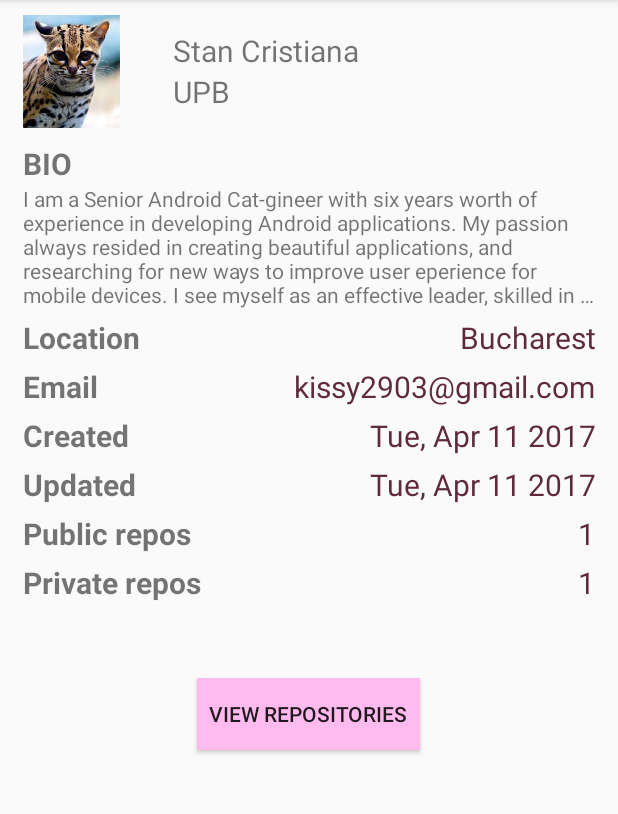
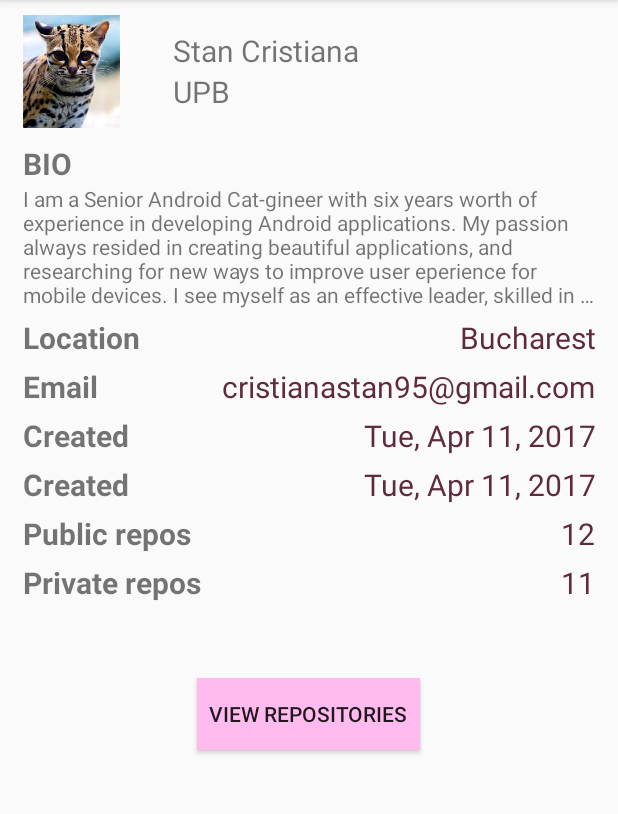
Before and after one commit to cristianastan/AndroidWorkshop, an Android app: the ProfileActivity screen opened directly, with no data from a screen before it, on a phone screen of 412 x 824 dp, the part 84-898 px from its top. Run offline under Robolectric (Android 15) with nearby library versions, the phone set to English and light mode, and no system bars.

Commit message:
Fixed sugested changes in reviews.

```diff
--- a/app/src/main/java/com/example/cristiana/workshop1/ProfileActivity.java
+++ b/app/src/main/java/com/example/cristiana/workshop1/ProfileActivity.java
@@ -17,11 +17,14 @@ import android.widget.TextView;
 import android.widget.Toast;
 
 import com.example.cristiana.workshop1.R;
+import com.example.cristiana.workshop1.model.ProfileData;
 
 public class ProfileActivity extends AppCompatActivity implements View.OnClickListener {
 
     TextView mEditText;
     boolean mShouldReturnData;
+    public static final String LOGGED_IN = "loggedIn";
+    private ProfileData mProfileData = ProfileData.sMockProfileData;
 
     @Override
     protected void onCreate(Bundle savedInstanceState) {
@@ -29,12 +32,12 @@ public class ProfileActivity extends AppCompatActivity implements View.OnClickLi
         setContentView(R.layout.activity_profile);
 
         TextView updatedDateView = (TextView) findViewById(R.id.updatedDate);
-        SimpleDateFormat date = new SimpleDateFormat("EEE, MMM dd yyyy");
-        Date updatedAt = new Date();
+        SimpleDateFormat date = new SimpleDateFormat("EEE, MMM dd, yyyy");
+        Date updatedAt = new Date(mProfileData.getUpdated());
         updatedDateView.setText(date.format(updatedAt));
 
         TextView createdDateView = (TextView) findViewById(R.id.createdDate);
-        Date createdAt = new Date("Wed, Mar 29 1995");
+        Date createdAt = new Date(mProfileData.getCreated());
         createdDateView.setText(date.format(updatedAt));
 
         Button viewRepoButton = (Button) findViewById(R.id.ViewRepositoriesButton);
@@ -46,7 +49,6 @@ public class ProfileActivity extends AppCompatActivity implements View.OnClickLi
         if (v.getId() == R.id.ViewRepositoriesButton) {
             Intent intent = new Intent(this, RepositoryActivity.class);
             startActivity(intent);
-            finish();
         }
     }
 
@@ -62,13 +64,15 @@ public class ProfileActivity extends AppCompatActivity implements View.OnClickLi
         if (item.getItemId() == R.id.SignOut) {
             //Delete data from preferences
             SharedPreferences preferences = PreferenceManager.getDefaultSharedPreferences(this);
-            preferences.edit().remove("loggedIn").apply();
+            preferences.edit().remove(LOGGED_IN).apply();
 
             Intent intent = new Intent(this, MainActivity.class);
             startActivity(intent);
             finish();
+
+            return true;
         }
 
-        return true;
+        return false;
     }
 }
--- /dev/null
+++ b/app/src/main/java/com/example/cristiana/workshop1/model/ProfileData.java
@@ -0,0 +1,131 @@
+package com.example.cristiana.workshop1.model;
+
+/**
+ * Created by Cristiana on 4/11/2017.
+ */
+
+public class ProfileData {
+    private String mName;
+    private String mOrganization;
+    private String mBio;
+    private String mImageUrl;
+    private String mLocation;
+    private String mEmail;
+    private String mCreated;
+    private String mUpdated;
+    private int mPublicRepos;
+    private int mPrivateRepos;
+
+    public static ProfileData sMockProfileData;
+
+    public ProfileData() {
+    }
+
+    public ProfileData(String name, String organization, String bio, String imageUrl, String location, String email, String created, String updated, int publicRepos, int privateRepos) {
+        mName = name;
+        mOrganization = organization;
+        mBio = bio;
+        mImageUrl = imageUrl;
+        mLocation = location;
+        mEmail = email;
+        mCreated = created;
+        mUpdated = updated;
+        mPublicRepos = publicRepos;
+        mPrivateRepos = privateRepos;
+    }
+
+    static {
+        sMockProfileData = new ProfileData(
+                "Cristiana Stan",
+                "UPB",
+                "I am a Senior Android Cat-gineer with six years worth of experience in developing Android applications. My passion always resided in creating beautiful applications, and researching for new ways to improve user eperience for mobile devices. I see myself as an effective leader, skilled in enlisting the support of my team members so they are aligned with the project\\'s and organisation\\'s goals. Using a meticulous and detail-oriented approach, I am able to prioritise and delegate tasks effectively, to ensure project completion under the best of terms",
+                "drawable/cat",
+                "Bucharest",
+                "cristianastan95@gmail.com",
+                "Wed, Mar 29, 2015",
+                "Tue, Apr 11, 2017",
+                12,
+                10
+        );
+    }
+
+    public String getName() {
+        return mName;
+    }
+
+    public void setName(String name) {
+        mName = name;
+    }
+
+    public String getOrganization() {
+        return mOrganization;
+    }
+
+    public void setOrganization(String organization) {
+        mOrganization = organization;
+    }
+
+    public String getBio() {
+        return mBio;
+    }
+
+    public void setBio(String bio) {
+        mBio = bio;
+    }
+
+    public String getImageUrl() {
+        return mImageUrl;
+    }
+
+    public void setImageUrl(String imageUrl) {
+        mImageUrl = imageUrl;
+    }
+
+    public String getLocation() {
+        return mLocation;
+    }
+
+    public void setLocation(String location) {
+        mLocation = location;
+    }
+
+    public String getEmail() {
+        return mEmail;
+    }
+
+    public void setEmail(String email) {
+        mEmail = email;
+    }
+
+    public String getCreated() {
+        return mCreated;
+    }
+
+    public void setCreated(String created) {
+        mCreated = created;
+    }
+
+    public String getUpdated() {
+        return mUpdated;
+    }
+
+    public void setUpdated(String updated) {
+        mUpdated = updated;
+    }
+
+    public int getPublicRepos() {
+        return mPublicRepos;
+    }
+
+    public void setPublicRepos(int publicRepos) {
+        mPublicRepos = publicRepos;
+    }
+
+    public int getPrivateRepos() {
+        return mPrivateRepos;
+    }
+
+    public void setPrivateRepos(int privateRepos) {
+        mPrivateRepos = privateRepos;
+    }
+}
--- a/app/src/main/res/layout/activity_profile.xml
+++ b/app/src/main/res/layout/activity_profile.xml
@@ -29,7 +29,7 @@
             <TextView
                 android:layout_width="wrap_content"
                 android:layout_height="wrap_content"
-                android:text="Stan Cristiana"
+                android:text="@string/name"
                 android:textSize="@dimen/profileTextSize"
                 android:gravity="center"/>
 
@@ -37,7 +37,7 @@
                 android:layout_width="wrap_content"
                 android:layout_height="wrap_content"
                 android:textSize="@dimen/profileTextSize"
-                android:text="UPB"/>
+                android:text="@string/organization"/>
         </LinearLayout>
     </LinearLayout>
 
@@ -51,7 +51,7 @@
         <TextView
             android:layout_width="match_parent"
             android:layout_height="wrap_content"
-            android:text="BIO"
+            android:text="@string/bio"
             android:textSize="@dimen/profileTextSize"
             android:textStyle="bold"/>
 
@@ -74,7 +74,7 @@
         <TextView
             android:layout_width="wrap_content"
             android:layout_height="match_parent"
-            android:text="Location"
+            android:text="@string/location"
             android:textStyle="bold"
             android:textSize="@dimen/profileTextSize"
             android:layout_gravity="left"
@@ -83,7 +83,7 @@
         <TextView
             android:layout_width="wrap_content"
             android:layout_height="match_parent"
-            android:text="Bucharest"
+            android:text="@string/locationValue"
             android:textSize="@dimen/profileTextSize"
             android:textColor="@color/colorInfo"
             android:layout_weight="1"
@@ -101,7 +101,7 @@
         <TextView
             android:layout_width="wrap_content"
             android:layout_height="match_parent"
-            android:text="Email"
+            android:text="@string/email"
             android:textStyle="bold"
             android:textSize="@dimen/profileTextSize"
             android:layout_gravity="left"
@@ -110,7 +110,7 @@
         <TextView
             android:layout_width="wrap_content"
             android:layout_height="match_parent"
-            android:text="kissy2903@gmail.com"
+            android:text="@string/emailValue"
             android:textSize="@dimen/profileTextSize"
             android:textColor="@color/colorInfo"
             android:layout_weight="1"
@@ -128,7 +128,7 @@
         <TextView
             android:layout_width="wrap_content"
             android:layout_height="match_parent"
-            android:text="Created"
+            android:text="@string/created"
             android:textStyle="bold"
             android:textSize="@dimen/profileTextSize"
             android:layout_gravity="left"
@@ -138,7 +138,7 @@
             android:id="@+id/createdDate"
             android:layout_width="wrap_content"
             android:layout_height="match_parent"
-            android:text="Thu, March 30, 2017"
+            android:text="@string/createdValue"
             android:textSize="@dimen/profileTextSize"
             android:textColor="@color/colorInfo"
             android:layout_weight="1"
@@ -156,7 +156,7 @@
         <TextView
             android:layout_width="wrap_content"
             android:layout_height="match_parent"
-            android:text="Updated"
+            android:text="@string/updated"
             android:textStyle="bold"
             android:textSize="@dimen/profileTextSize"
             android:layout_gravity="left"
@@ -166,7 +166,7 @@
             android:id="@+id/updatedDate"
             android:layout_width="wrap_content"
             android:layout_height="match_parent"
-            android:text="Thu, March 30, 2017"
+            android:text="@string/updatedValue"
             android:textSize="@dimen/profileTextSize"
             android:textColor="@color/colorInfo"
             android:layout_weight="1"
@@ -184,7 +184,7 @@
         <TextView
             android:layout_width="wrap_content"
             android:layout_height="match_parent"
-            android:text="Public repos"
+            android:text="@string/publicRepos"
             android:textStyle="bold"
             android:textSize="@dimen/profileTextSize"
             android:layout_gravity="left"
@@ -193,7 +193,7 @@
         <TextView
             android:layout_width="wrap_content"
             android:layout_height="match_parent"
-            android:text="1"
+            android:text="@string/publicReposCount"
             android:textSize="@dimen/profileTextSize"
             android:textColor="@color/colorInfo"
             android:layout_weight="1"
@@ -211,7 +211,7 @@
         <TextView
             android:layout_width="wrap_content"
             android:layout_height="match_parent"
-            android:text="Private repos"
+            android:text="@string/privateRepos"
             android:textStyle="bold"
             android:textSize="@dimen/profileTextSize"
             android:layout_gravity="left"
@@ -220,7 +220,7 @@
         <TextView
             android:layout_width="wrap_content"
             android:layout_height="match_parent"
-            android:text="1"
+            android:text="@string/privateReposCount"
             android:textSize="@dimen/profileTextSize"
             android:textColor="@color/colorInfo"
             android:layout_weight="1"
--- a/app/src/main/res/values/strings.xml
+++ b/app/src/main/res/values/strings.xml
@@ -2,4 +2,19 @@
     <string name="app_name">Workshop1</string>
     <string name="description">I am a Senior Android Cat-gineer with six years worth of experience in developing Android applications. My passion always resided in creating beautiful applications, and researching for new ways to improve user eperience for mobile devices. I see myself as an effective leader, skilled in enlisting the support of my team members so they are aligned with the project\'s and organisation\'s goals. Using a meticulous and detail-oriented approach, I am able to prioritise and delegate tasks effectively, to ensure project completion under the best of terms.</string>
     <string name="repoNameAndOwner">%1$s (%2$s)</string>
+    <string name="name">Stan Cristiana</string>
+    <string name="organization">UPB</string>
+    <string name="bio">BIO</string>
+    <string name="location">Location</string>
+    <string name="locationValue">Bucharest</string>
+    <string name="email">Email</string>
+    <string name="emailValue">cristianastan95@gmail.com</string>
+    <string name="created">Created</string>
+    <string name="createdValue">Thu, March 30, 2017</string>
+    <string name="updated">Created</string>
+    <string name="updatedValue">Thu, March 30, 2017</string>
+    <string name="publicRepos">Public repos</string>
+    <string name="publicReposCount">12</string>
+    <string name="privateRepos">Private repos</string>
+    <string name="privateReposCount">11</string>
 </resources>
```
Also changed, not shown: app/src/main/java/com/example/cristiana/workshop1/MainActivity.java (+43 -8 lines), app/src/main/java/com/example/cristiana/workshop1/RepositoryActivity.java (+4 -4 lines), app/src/main/java/com/example/cristiana/workshop1/model/Repository.java (+38 -41 lines).
